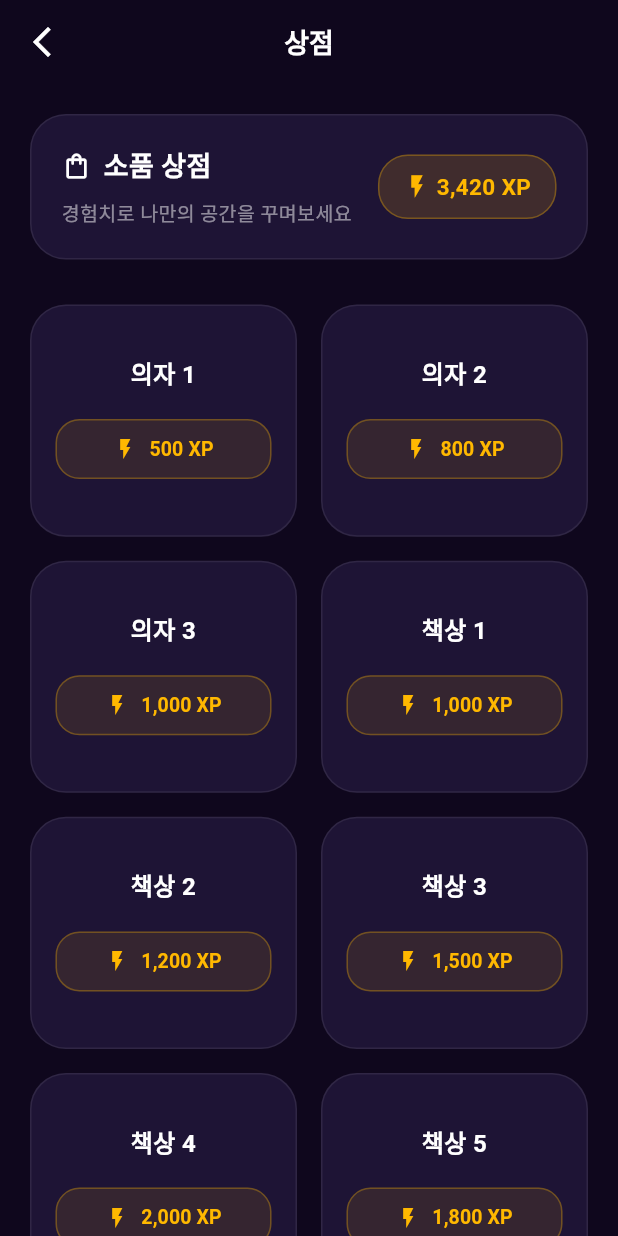
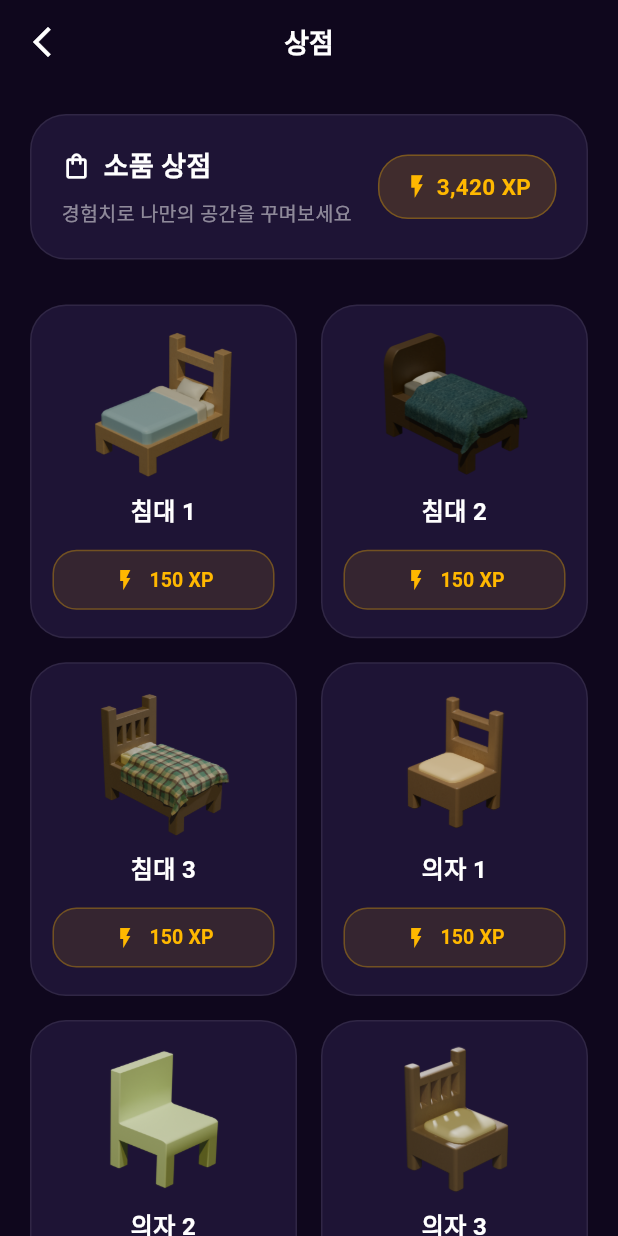
Before and after one commit to DHRoote/To_Dream, a Flutter app: the ShopScreen screen opened directly, on a phone screen of 412 x 824 dp. Run offline on Flutter 3.47's test engine with Material 3 defaults, Android fonts, the phone set to English and light mode, and no system bars; our stand-ins replace cloud_firestore, firebase_core, firebase_storage, image_picker; accounts and stored records are empty.

Commit message:
상점 페이지 추가

```diff
--- a/lib/views/screens/shop_screen.dart
+++ b/lib/views/screens/shop_screen.dart
@@ -1,15 +1,8 @@
 import 'package:flutter/material.dart';
-
-// --- 1. 상점 아이템 데이터 모델 ---
-class ShopItem {
-  final String name;
-  final int price;
-
-  ShopItem({
-    required this.name,
-    required this.price,
-  });
-}
+import 'package:cloud_firestore/cloud_firestore.dart';
+import 'package:provider/provider.dart';
+import 'package:eh/providers/user_provider.dart';
+import '../theme/furniture_model.dart';
 
 class ShopScreen extends StatefulWidget {
   const ShopScreen({super.key});
@@ -19,27 +12,95 @@ class ShopScreen extends StatefulWidget {
 }
 
 class _ShopScreenState extends State<ShopScreen> {
-  // 보유 중인 경험치(XP)
-  final int _myXp = 3420;
+  // 보유 중인 경험치(XP) - (추후 DB/Provider 연동 필요)
+  int _myXp = 3420;
 
-  // --- 2. 아이템 리스트 데이터 ---
-  final List<ShopItem> _allItems = [
-    ShopItem(name: '의자 1', price: 500),
-    ShopItem(name: '의자 2', price: 800),
-    ShopItem(name: '의자 3', price: 1000),
-    ShopItem(name: '책상 1', price: 1000),
-    ShopItem(name: '책상 2', price: 1200),
-    ShopItem(name: '책상 3', price: 1500),
-    ShopItem(name: '책상 4', price: 2000),
-    ShopItem(name: '책상 5', price: 1800),
-    ShopItem(name: '유리테이블 1', price: 1100),
-    ShopItem(name: '유리테이블 2', price: 1300),
-    ShopItem(name: '침대 1', price: 3000),
-    ShopItem(name: '침대 2', price: 4500),
-    ShopItem(name: '침대 3', price: 3500),
-    ShopItem(name: '서랍 1', price: 900),
-    ShopItem(name: '책장 1', price: 1200),
-  ];
+  // 모든 가구의 통일된 가격
+  final int _fixedPrice = 150;
+
+  // FurnitureMaster에서 가구 목록 불러오기
+  final List<FurnitureItem> _allItems = FurnitureMaster.items;
+
+  // 🛒 Firebase에 아이템 구매 내역 저장하는 함수
+  Future<void> _purchaseItem(FurnitureItem item) async {
+    // 1. Provider에서 현재 유저 ID 가져오기
+    final myUserId = context.read<UserProvider>().userId;
+
+    if (myUserId == null || myUserId.isEmpty) {
+      ScaffoldMessenger.of(context).showSnackBar(
+        const SnackBar(content: Text('유저 정보를 불러올 수 없습니다.')),
+      );
+      return;
+    }
+
+    // 2. XP가 충분한지 확인
+    if (_myXp < _fixedPrice) {
+      ScaffoldMessenger.of(context).showSnackBar(
+        const SnackBar(content: Text('XP가 부족합니다!')),
+      );
+      return;
+    }
+
+    try {
+      // 3. Firestore 'user_items' 컬렉션에 데이터 추가
+      await FirebaseFirestore.instance.collection('user_items').add({
+        'furniture_id': item.id,
+        'user_id': myUserId,
+      });
+
+      // 4. 구매 성공 처리 (UI 업데이트 및 스낵바 띄우기)
+      if (mounted) {
+        setState(() {
+          _myXp -= _fixedPrice; // XP 차감 로직 (현재 화면에서만 반영)
+        });
+        ScaffoldMessenger.of(context).showSnackBar(
+          SnackBar(
+            content: Text('${item.name} 구매 완료!'),
+            backgroundColor: const Color(0xFFB062FF),
+          ),
+        );
+      }
+    } catch (e) {
+      if (mounted) {
+        ScaffoldMessenger.of(context).showSnackBar(
+          SnackBar(content: Text('구매에 실패했습니다: $e')),
+        );
+      }
+    }
+  }
+
+  // 구매 확인 다이얼로그 띄우기
+  void _showPurchaseConfirmDialog(FurnitureItem item) {
+    showDialog(
+      context: context,
+      builder: (context) {
+        return AlertDialog(
+          backgroundColor: const Color(0xFF1E1435),
+          title: const Text('아이템 구매', style: TextStyle(color: Colors.white)),
+          content: Text(
+            '${item.name}을(를) $_fixedPrice XP로 구매하시겠습니까?',
+            style: TextStyle(color: Colors.white.withOpacity(0.8)),
+          ),
+          actions: [
+            TextButton(
+              onPressed: () => Navigator.pop(context), // 취소
+              child: const Text('취소', style: TextStyle(color: Colors.white54)),
+            ),
+            ElevatedButton(
+              onPressed: () {
+                Navigator.pop(context); // 다이얼로그 닫기
+                _purchaseItem(item);    // 구매 로직 실행
+              },
+              style: ElevatedButton.styleFrom(
+                backgroundColor: const Color(0xFFFFB800),
+              ),
+              child: const Text('구매하기', style: TextStyle(color: Colors.black, fontWeight: FontWeight.bold)),
+            ),
+          ],
+        );
+      },
+    );
+  }
 
   @override
   Widget build(BuildContext context) {
@@ -57,7 +118,6 @@ class _ShopScreenState extends State<ShopScreen> {
           style: TextStyle(color: Colors.white, fontWeight: FontWeight.bold, fontSize: 18),
         ),
         centerTitle: true,
-        // 💡 actions 속성(메뉴 버튼)을 삭제했습니다.
       ),
       body: Column(
         children: [
@@ -122,7 +182,7 @@ class _ShopScreenState extends State<ShopScreen> {
             ),
           ),
 
-          // --- 2. 아이템 그리드 뷰 ---
+          // --- 2. 아이템 그리드 뷰 (이미지 포함) ---
           Expanded(
             child: GridView.builder(
               padding: const EdgeInsets.symmetric(horizontal: 20, vertical: 10).copyWith(bottom: 40),
@@ -131,7 +191,8 @@ class _ShopScreenState extends State<ShopScreen> {
                 crossAxisCount: 2,
                 crossAxisSpacing: 16,
                 mainAxisSpacing: 16,
-                childAspectRatio: 1.15,
+                // 💡 이미지가 들어갈 공간을 확보하기 위해 비율을 0.8로 수정
+                childAspectRatio: 0.8,
               ),
               itemCount: _allItems.length,
               itemBuilder: (context, index) {
@@ -146,36 +207,47 @@ class _ShopScreenState extends State<ShopScreen> {
   }
 
   // 개별 아이템 카드 위젯
-  Widget _buildItemCard(ShopItem item) {
+  Widget _buildItemCard(FurnitureItem item) {
+    // 💡 getRotatedAssetPath(0)을 호출하면 '-1' 번호의 기본 이미지가 반환됩니다! (예: assets/bed1-1.png)
+    final imagePath = item.getRotatedAssetPath(0);
+
     return Container(
-      padding: const EdgeInsets.all(16),
+      padding: const EdgeInsets.all(14),
       decoration: BoxDecoration(
         color: const Color(0xFF1E1435),
         borderRadius: BorderRadius.circular(24),
         border: Border.all(color: Colors.white.withOpacity(0.08)),
       ),
       child: Column(
-        mainAxisAlignment: MainAxisAlignment.center,
-        crossAxisAlignment: CrossAxisAlignment.center,
+        mainAxisAlignment: MainAxisAlignment.spaceBetween, // 위젯 간격 균등 배치
         children: [
-          // 1. 아이템명
+          // 1. 가구 이미지 (assets 폴더에서 불러오기)
+          Expanded(
+            child: Padding(
+              padding: const EdgeInsets.only(bottom: 8.0),
+              child: Image.asset(
+                imagePath,
+                fit: BoxFit.contain, // 이미지가 카드 영역 안에 잘 맞게 들어가도록 설정
+              ),
+            ),
+          ),
+
+          // 2. 아이템명
           Text(
             item.name,
             style: const TextStyle(color: Colors.white, fontSize: 16, fontWeight: FontWeight.bold),
             textAlign: TextAlign.center,
           ),
-          const SizedBox(height: 14),
+          const SizedBox(height: 10),
 
-          // 2. 가격 (XP) 버튼
+          // 3. 가격 (XP) 버튼
           SizedBox(
             width: double.infinity,
             child: OutlinedButton.icon(
-              onPressed: () {
-                print('${item.name} 구매 시도');
-              },
+              onPressed: () => _showPurchaseConfirmDialog(item),
               icon: const Icon(Icons.flash_on, color: Color(0xFFFFB800), size: 16),
               label: Text(
-                '${_formatNumber(item.price)} XP',
+                '${_formatNumber(_fixedPrice)} XP',
                 style: const TextStyle(color: Color(0xFFFFB800), fontWeight: FontWeight.bold, fontSize: 13),
               ),
               style: OutlinedButton.styleFrom(
```
